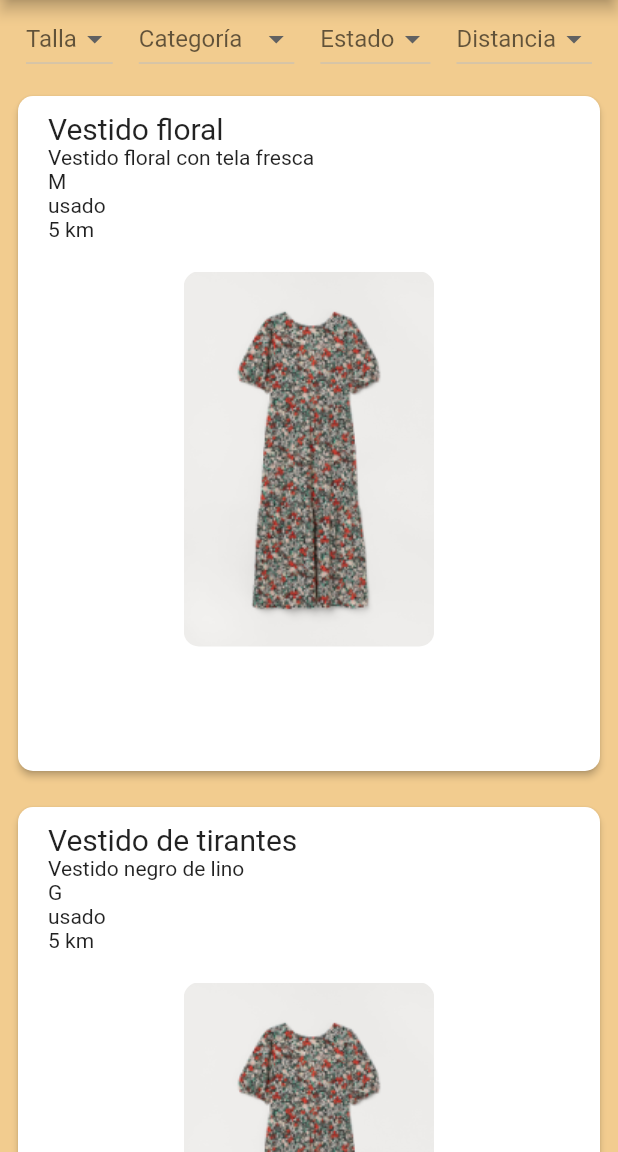
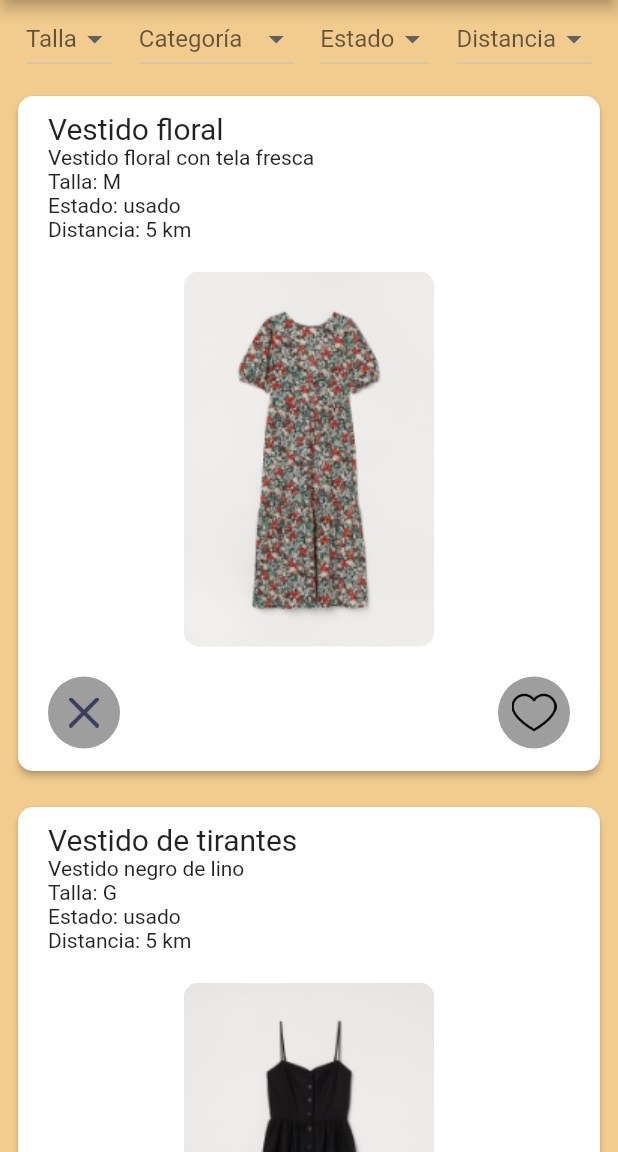
Before and after one commit to DarioAle/echange, a Flutter app: the screen it shows after launch, on a phone screen of 412 x 824 dp, the part 84-1236 px from its top. Run offline on Flutter 3.47's test engine with Material 2 defaults, Android fonts, the light colour scheme and no system bars; our stand-ins replace auth_buttons, splashscreen.

Commit message:
Adding like and dislike buttons to items

```diff
--- a/lib/utils/item_card.dart
+++ b/lib/utils/item_card.dart
@@ -22,6 +22,10 @@ class ItemCard extends StatefulWidget {
 }
 
 class _ItemCardState extends State<ItemCard> {
+  bool liked = false;
+  var assetLikedButton = 'assets/images/heart_outlined.png';
+  String likeSnackbarText;
+
   @override
   Widget build(BuildContext context) {
     return Padding(
@@ -48,11 +52,11 @@ class _ItemCardState extends State<ItemCard> {
                   ),
                 ),
                 Text(this.widget.description),
-                Text(this.widget.size),
-                Text(this.widget.state),
-                Text(this.widget.distance),
+                Text("Talla: " + this.widget.size),
+                Text("Estado: " + this.widget.state),
+                Text("Distancia: " + this.widget.distance),
                 InteractiveViewer(
-                  boundaryMargin: const EdgeInsets.all(20.0),
+                  boundaryMargin: const EdgeInsets.all(10.0),
                   clipBehavior: Clip.none,
                   maxScale: 2,
                   child: Container(
@@ -68,6 +72,64 @@ class _ItemCardState extends State<ItemCard> {
                     ),
                   ),
                 ),
+                Row(
+                  mainAxisSize: MainAxisSize.max,
+                  mainAxisAlignment: MainAxisAlignment.spaceBetween,
+                  children: [
+                    Ink(
+                      decoration: const ShapeDecoration(
+                          shape: CircleBorder(), color: Colors.grey),
+                      child: IconButton(
+                        icon: Image.asset(
+                          'assets/images/close.png',
+                          height: 20,
+                        ),
+                        onPressed: () {
+                          // TODO: Remove from queuque to show item
+                          ScaffoldMessenger.of(context).showSnackBar(
+                              new SnackBar(
+                                  duration: Duration(seconds: 1),
+                                  content:
+                                      Text("Esta prenda ya no se mostrará")));
+                        },
+                        highlightColor: Color.fromRGBO(224, 122, 95, 1),
+                      ),
+                    ),
+                    Ink(
+                      decoration: const ShapeDecoration(
+                          shape: CircleBorder(), color: Colors.grey),
+                      child: IconButton(
+                        icon: Image.asset(
+                          assetLikedButton,
+                          height: 30,
+                        ),
+                        onPressed: () {
+                          // TODO: Add to favorites
+                          liked = !liked;
+                          if (liked) {
+                            setState(() {
+                              assetLikedButton = 'assets/images/heart.png';
+                              likeSnackbarText =
+                                  "Prenda añadida a tus favoritos!";
+                            });
+                          } else {
+                            setState(() {
+                              assetLikedButton =
+                                  'assets/images/heart_outlined.png';
+                              likeSnackbarText =
+                                  "Prenda removida de tus favoritos!";
+                            });
+                          }
+                          ScaffoldMessenger.of(context).showSnackBar(
+                              new SnackBar(
+                                  duration: Duration(seconds: 1),
+                                  content: Text(likeSnackbarText)));
+                        },
+                        highlightColor: Color.fromRGBO(129, 178, 154, 1),
+                      ),
+                    )
+                  ],
+                )
               ],
             ),
           ),
--- a/lib/utils/mock_clothes.dart
+++ b/lib/utils/mock_clothes.dart
@@ -13,7 +13,7 @@ const Map<int, Map<String, dynamic>> MOCK = {
     "size": "G",
     "state": "usado",
     "distance": "5 km",
-    "image": "assets/clothes/vestido1.jpg"
+    "image": "assets/clothes/vestido2.jpg"
   },
   2: {
     "name": "Vestido camisa manga larga",
```
Also changed, not shown: lib/home/home.dart (+1 -10 lines).
